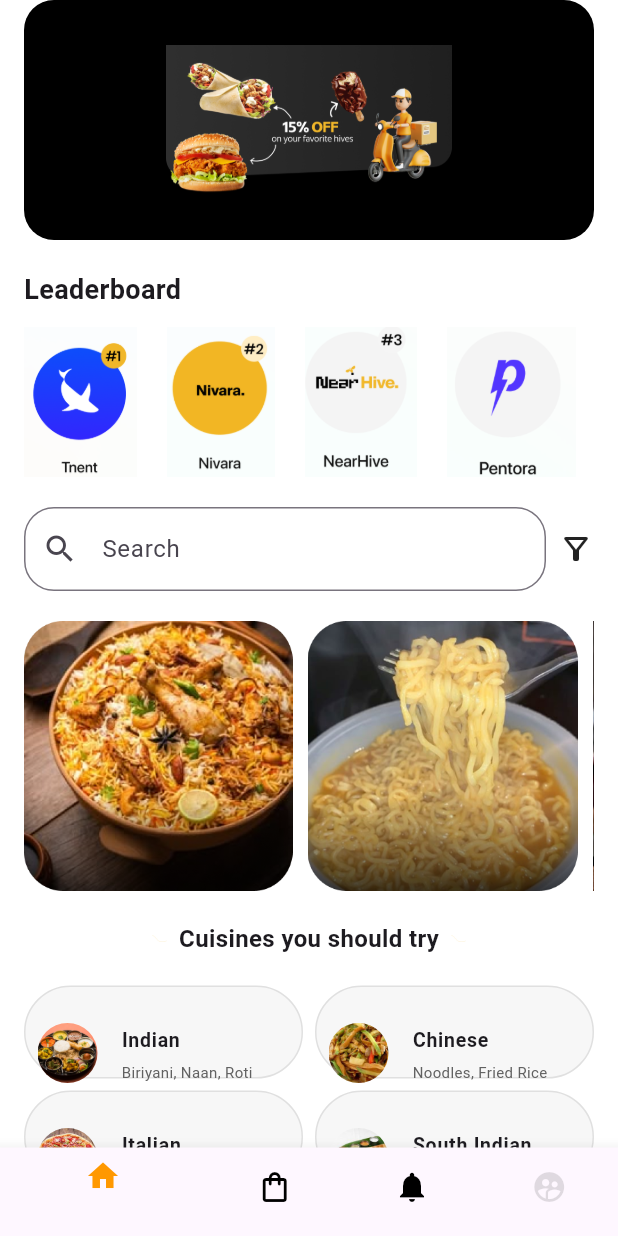
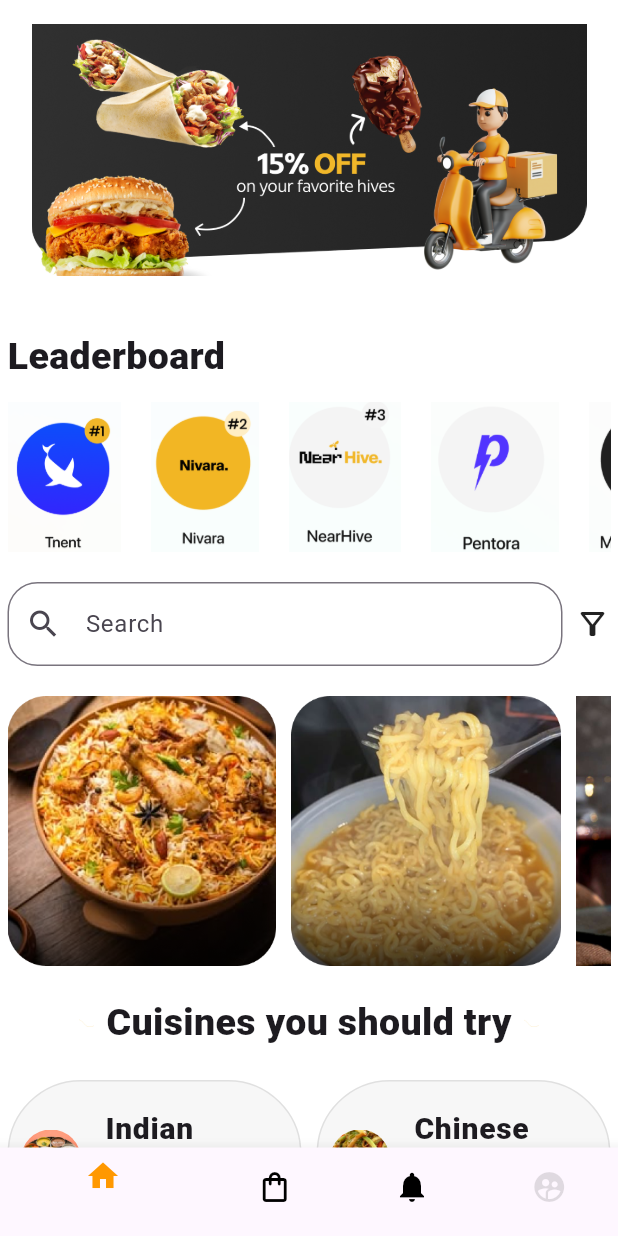
Before and after one commit to aditishukla006/project, a Flutter app: the screen it shows after launch, on a phone screen of 412 x 824 dp. Run offline on Flutter 3.47's test engine with Material 3 defaults, Android fonts, the light colour scheme and no system bars.

Commit message:
update in file

```diff
--- a/project/lib/scrrens/home_scrren.dart
+++ b/project/lib/scrrens/home_scrren.dart
@@ -40,7 +40,7 @@ class _HomePageState extends State<HomePage> {
       ),
       body: SafeArea(
         child: SingleChildScrollView(
-          padding: const EdgeInsets.symmetric(horizontal: 16),
+          padding: const EdgeInsets.symmetric(horizontal: 5),
           child: Column(
             crossAxisAlignment: CrossAxisAlignment.start,
             children: [
@@ -48,9 +48,9 @@ class _HomePageState extends State<HomePage> {
               Stack(
                 children: [
                   Container(
-                    height: 160,
+                    height: 200,
                     decoration: BoxDecoration(
-                      color: Colors.black,
+                      //color: Colors.black,
                       borderRadius: BorderRadius.circular(20),
                     ),
                     width: double.infinity,
@@ -58,7 +58,10 @@ class _HomePageState extends State<HomePage> {
                     child: Row(
                       children: [
                         Expanded(
-                          child: Image.asset('assets/img1.png', height: 100),
+                          child: Image.asset(
+                            'assets/img1.png',
+                            fit: BoxFit.cover,
+                          ),
                         ),
                       ],
                     ),
@@ -70,7 +73,7 @@ class _HomePageState extends State<HomePage> {
               // Leaderboard
               const Text(
                 "Leaderboard",
-                style: TextStyle(fontSize: 18, fontWeight: FontWeight.bold),
+                style: TextStyle(fontSize: 25, fontWeight: FontWeight.w900),
               ),
               const SizedBox(height: 12),
               SingleChildScrollView(
@@ -134,7 +137,7 @@ class _HomePageState extends State<HomePage> {
                   const SizedBox(width: 8),
                   const Text(
                     "Cuisines you should try",
-                    style: TextStyle(fontSize: 16, fontWeight: FontWeight.bold),
+                    style: TextStyle(fontSize: 25, fontWeight: FontWeight.w900),
                   ),
                   const SizedBox(width: 8),
                   Image.asset("assets/line1.png", width: 10),
@@ -146,10 +149,10 @@ class _HomePageState extends State<HomePage> {
               GridView.count(
                 crossAxisCount: 2,
                 shrinkWrap: true,
-                crossAxisSpacing: 8,
-                mainAxisSpacing: 8,
+                crossAxisSpacing: 10,
+                mainAxisSpacing: 10,
                 physics: NeverScrollableScrollPhysics(),
-                childAspectRatio: 3.0,
+                childAspectRatio: 2.0,
                 children: [
                   _CuisineCard(
                     image: 'assets/thali1.jpg',
@@ -177,7 +180,7 @@ class _HomePageState extends State<HomePage> {
               const SizedBox(height: 20),
               const Text(
                 "Food playlist",
-                style: TextStyle(fontSize: 18, fontWeight: FontWeight.bold),
+                style: TextStyle(fontSize: 25, fontWeight: FontWeight.bold),
               ),
               const SizedBox(height: 10),
               SizedBox(
@@ -235,7 +238,7 @@ class _HomePageState extends State<HomePage> {
                   },
                 ),
               ),
-
+              const SizedBox(height: 20),
               // Featured Hives
               const SizedBox(height: 20),
               RichText(
@@ -247,16 +250,17 @@ class _HomePageState extends State<HomePage> {
                       style: TextStyle(color: Colors.black, fontSize: 18),
                     ),
                     TextSpan(
-                      text: 'Featured ',
-                      style: TextStyle(color: Colors.black),
+                      text: '\n \t\t Featured ',
+                      style: TextStyle(color: Colors.black,fontSize: 25),
                     ),
                     TextSpan(
                       text: 'Hives',
-                      style: TextStyle(color: Colors.orange),
+                      style: TextStyle(color: Colors.orange,fontSize:25 ),
                     ),
                   ],
                 ),
               ),
+
               const SizedBox(height: 16),
               Container(
                 decoration: BoxDecoration(
@@ -762,11 +766,11 @@ Widget _CuisineCard({
       ),
       title: Text(
         title,
-        style: TextStyle(fontWeight: FontWeight.w600, fontSize: 13),
+        style: TextStyle(fontWeight: FontWeight.w800, fontSize: 20),
       ),
       subtitle: Text(
         subtitle,
-        style: TextStyle(fontSize: 10, color: Colors.grey[700]),
+        style: TextStyle(fontSize: 15, color: Colors.black38),
       ),
     ),
   );
```
Also changed, not shown: 2 other files.
